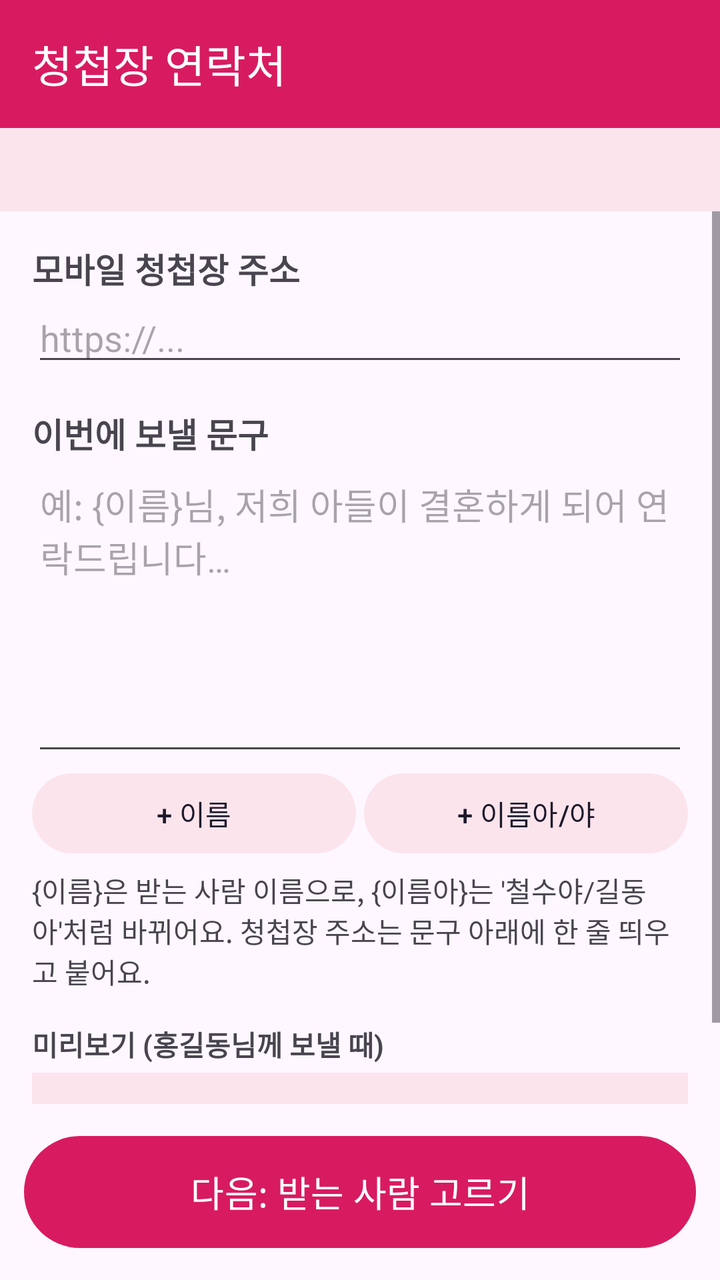
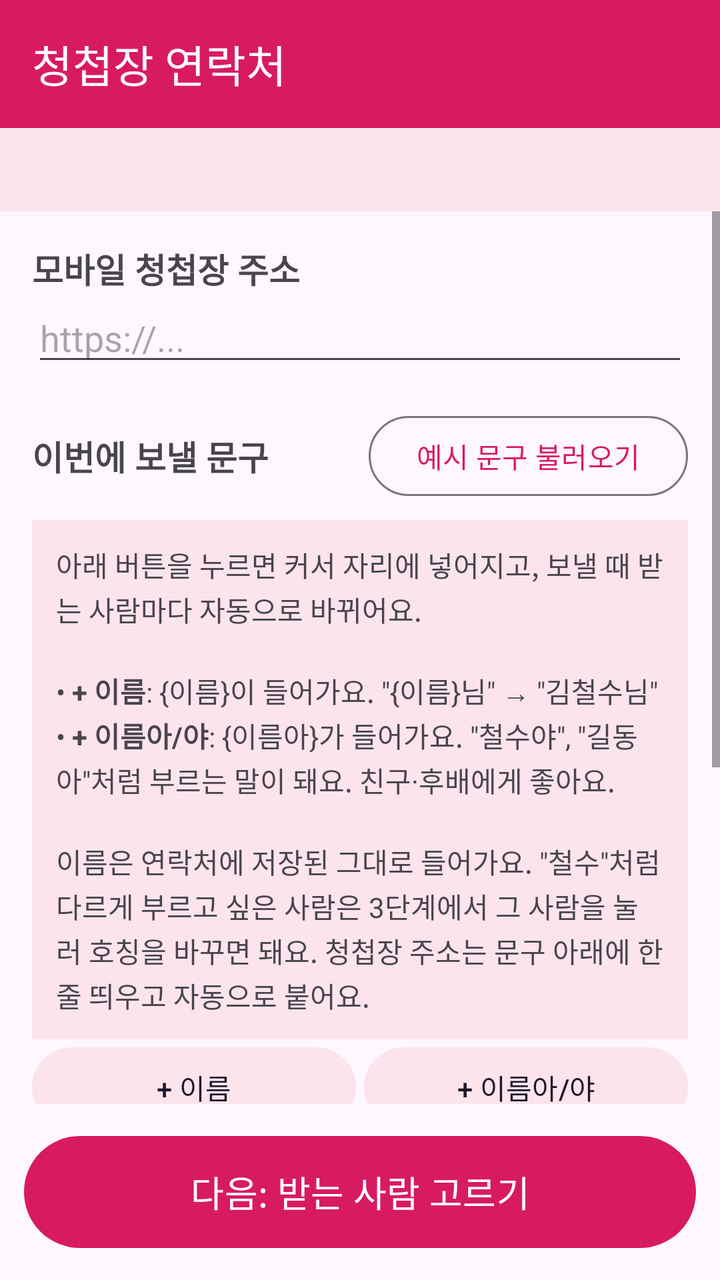

An Android layout rendered at two revisions. The XML below is the earlier revision; the diff shows what the commit changed to produce the second picture.
<!-- AndroidManifest.xml: application theme Theme.SendWeddingSMS -->
<!-- res/layout/activity_compose.xml -->
<?xml version="1.0" encoding="utf-8"?>
<LinearLayout xmlns:android="http://schemas.android.com/apk/res/android"
    xmlns:app="http://schemas.android.com/apk/res-auto"
    android:layout_width="match_parent"
    android:layout_height="match_parent"
    android:orientation="vertical">

    <com.google.android.material.appbar.MaterialToolbar
        android:id="@+id/toolbar"
        android:layout_width="match_parent"
        android:layout_height="?attr/actionBarSize"
        android:background="@color/pink"
        android:theme="@style/ThemeOverlay.Material3.Dark.ActionBar"
        app:title="@string/app_name"
        app:titleTextColor="#FFFFFF" />

    <include layout="@layout/step_header" />

    <ScrollView
        android:layout_width="match_parent"
        android:layout_height="0dp"
        android:layout_weight="1">

        <LinearLayout
            android:layout_width="match_parent"
            android:layout_height="wrap_content"
            android:orientation="vertical"
            android:padding="16dp">

            <TextView
                android:layout_width="wrap_content"
                android:layout_height="wrap_content"
                android:text="모바일 청첩장 주소"
                android:textSize="17sp"
                android:textStyle="bold" />

            <EditText
                android:id="@+id/linkInput"
                android:layout_width="match_parent"
                android:layout_height="wrap_content"
                android:hint="https://..."
                android:importantForAutofill="no"
                android:inputType="textUri" />

            <TextView
                android:layout_width="wrap_content"
                android:layout_height="wrap_content"
                android:layout_marginTop="16dp"
                android:text="이번에 보낼 문구"
                android:textSize="17sp"
                android:textStyle="bold" />

            <EditText
                android:id="@+id/messageInput"
                android:layout_width="match_parent"
                android:layout_height="wrap_content"
                android:gravity="top"
                android:hint="예: {이름}님, 저희 아들이 결혼하게 되어 연락드립니다…"
                android:importantForAutofill="no"
                android:inputType="textMultiLine|textCapSentences"
                android:minLines="6" />

            <include layout="@layout/dialog_placeholders" />

            <TextView
                android:layout_width="match_parent"
                android:layout_height="wrap_content"
                android:layout_marginTop="4dp"
                android:text="{이름}은 받는 사람 이름으로, {이름아}는 '철수야/길동아'처럼 바뀌어요. 청첩장 주소는 문구 아래에 한 줄 띄우고 붙어요."
                android:textSize="14sp" />

            <TextView
                android:layout_width="wrap_content"
                android:layout_height="wrap_content"
                android:layout_marginTop="16dp"
                android:text="미리보기 (홍길동님께 보낼 때)"
                android:textStyle="bold" />

            <TextView
                android:id="@+id/preview"
                android:layout_width="match_parent"
                android:layout_height="wrap_content"
                android:layout_marginTop="4dp"
                android:background="@color/pink_light"
                android:padding="12dp"
                android:textSize="15sp" />
        </LinearLayout>
    </ScrollView>

    <Button
        android:id="@+id/next"
        android:layout_width="match_parent"
        android:layout_height="64dp"
        android:layout_margin="12dp"
        android:text="다음: 받는 사람 고르기"
        android:textSize="18sp" />
</LinearLayout>
<!-- res/layout/step_header.xml (included above) -->
<?xml version="1.0" encoding="utf-8"?>
<TextView xmlns:android="http://schemas.android.com/apk/res/android"
    android:id="@+id/stepText"
    android:layout_width="match_parent"
    android:layout_height="wrap_content"
    android:background="@color/pink_light"
    android:paddingHorizontal="16dp"
    android:paddingVertical="10dp"
    android:textColor="@color/pink"
    android:textSize="16sp"
    android:textStyle="bold" />
<!-- res/layout/dialog_placeholders.xml (included above) -->
<?xml version="1.0" encoding="utf-8"?>
<merge xmlns:android="http://schemas.android.com/apk/res/android">
    <LinearLayout
        android:layout_width="match_parent"
        android:layout_height="wrap_content"
        android:orientation="horizontal">

        <Button
            android:id="@+id/insertName"
            style="@style/Widget.Material3.Button.TonalButton"
            android:layout_width="0dp"
            android:layout_height="wrap_content"
            android:layout_marginEnd="4dp"
            android:layout_weight="1"
            android:text="+ 이름" />

        <Button
            android:id="@+id/insertNameCall"
            style="@style/Widget.Material3.Button.TonalButton"
            android:layout_width="0dp"
            android:layout_height="wrap_content"
            android:layout_weight="1"
            android:text="+ 이름아/야" />
    </LinearLayout>
</merge>
<!-- resources referenced by this layout -->
<resources>
  <color name="pink">#D81B60</color>
  <color name="pink_light">#FCE4EC</color>
  <string name="app_name">청첩장 연락처</string>
  <style name="Theme.SendWeddingSMS" parent="Theme.Material3.Light.NoActionBar">
          <item name="colorPrimary">@color/pink</item>
          <item name="colorSecondaryContainer">@color/pink_light</item>
          <item name="android:statusBarColor">@color/pink</item>
      </style>
</resources>

<!-- the commit's change to res/layout/activity_compose.xml (unified diff, before → after) -->
@@ -42,13 +42,40 @@
                 android:importantForAutofill="no"
                 android:inputType="textUri" />
 
-            <TextView
-                android:layout_width="wrap_content"
+            <LinearLayout
+                android:layout_width="match_parent"
                 android:layout_height="wrap_content"
                 android:layout_marginTop="16dp"
-                android:text="이번에 보낼 문구"
-                android:textSize="17sp"
-                android:textStyle="bold" />
+                android:gravity="center_vertical"
+                android:orientation="horizontal">
+
+                <TextView
+                    android:layout_width="0dp"
+                    android:layout_height="wrap_content"
+                    android:layout_weight="1"
+                    android:text="이번에 보낼 문구"
+                    android:textSize="17sp"
+                    android:textStyle="bold" />
+
+                <Button
+                    android:id="@+id/loadExample"
+                    style="@style/Widget.Material3.Button.OutlinedButton"
+                    android:layout_width="wrap_content"
+                    android:layout_height="wrap_content"
+                    android:text="예시 문구 불러오기" />
+            </LinearLayout>
+
+            <TextView
+                android:layout_width="match_parent"
+                android:layout_height="wrap_content"
+                android:layout_marginTop="8dp"
+                android:background="@color/pink_light"
+                android:lineSpacingExtra="2dp"
+                android:padding="12dp"
+                android:text="@string/placeholder_help"
+                android:textSize="14sp" />
+
+            <include layout="@layout/dialog_placeholders" />
 
             <EditText
                 android:id="@+id/messageInput"
@@ -60,14 +87,6 @@
                 android:inputType="textMultiLine|textCapSentences"
                 android:minLines="6" />
 
-            <include layout="@layout/dialog_placeholders" />
-
-            <TextView
-                android:layout_width="match_parent"
-                android:layout_height="wrap_content"
-                android:layout_marginTop="4dp"
-                android:text="{이름}은 받는 사람 이름으로, {이름아}는 '철수야/길동아'처럼 바뀌어요. 청첩장 주소는 문구 아래에 한 줄 띄우고 붙어요."
-                android:textSize="14sp" />
 
             <TextView
                 android:layout_width="wrap_content"
<!-- resource entries referenced after the edit -->
@@ -3,6 +3,7 @@
   <color name="pink">#D81B60</color>
   <color name="pink_light">#FCE4EC</color>
   <string name="app_name">청첩장 연락처</string>
+  <string name="placeholder_help">아래 버튼을 누르면 커서 자리에 넣어지고, 보낼 때 받는 사람마다 자동으로 바뀌어요.\n\n• <b>+ 이름</b>: {이름}이 들어가요. \"{이름}님\" → \"김철수님\"\n• <b>+ 이름아/야</b>: {이름아}가 들어가요. \"철수야\", \"길동아\"처럼 부르는 말이 돼요. 친구·후배에게 좋아요.\n\n이름은 연락처에 저장된 그대로 들어가요. \"철수\"처럼 다르게 부르고 싶은 사람은 3단계에서 그 사람을 눌러 호칭을 바꾸면 돼요. 청첩장 주소는 문구 아래에 한 줄 띄우고 자동으로 붙어요.</string>
   <style name="Theme.SendWeddingSMS" parent="Theme.Material3.Light.NoActionBar">
           <item name="colorPrimary">@color/pink</item>
           <item name="colorSecondaryContainer">@color/pink_light</item>
